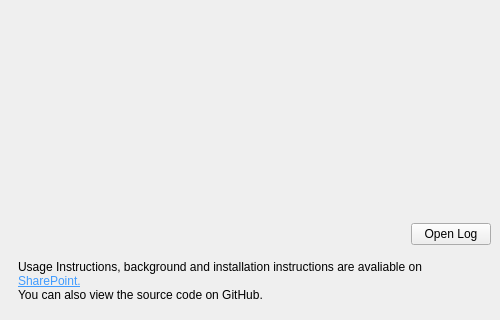
The window that designer/mainwindow.ui (hoc-ppu/fawcett) describes before a commit, drawn with Qt 5; both pictures show x 0 to 500 and y 180 to 500 of the 500 by 500 pixel window.
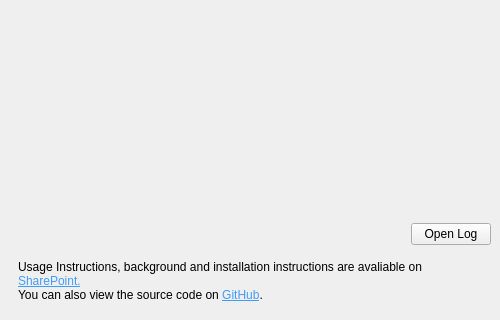
The same window after the commit.

Commit message: Add GitHub link to UI

```diff
--- a/designer/mainwindow.ui
+++ b/designer/mainwindow.ui
@@ -139,7 +139,7 @@
        <item>
         <widget class="QLabel" name="label_2">
          <property name="text">
-          <string>&lt;html&gt;&lt;head/&gt;&lt;body&gt;&lt;p&gt;Usage Instructions, background and installation instructions are avaliable on &lt;a href=&quot;https://hopuk.sharepoint.com/:w:/r/sites/bct-ppu/_layouts/15/Doc.aspx?sourcedoc=%7B6B4ACE86-8B55-4742-A8EC-12BE078E67A2%7D&amp;amp;file=FawcettAppInstructions.docx&amp;amp;action=default&amp;amp;mobileredirect=true&quot;&gt;&lt;span style=&quot; text-decoration: underline; color:#419cff;&quot;&gt;SharePoint.&lt;/span&gt;&lt;/a&gt;&lt;br/&gt;You can also view the source code on GitHub.&lt;/p&gt;&lt;/body&gt;&lt;/html&gt;</string>
+          <string>&lt;html&gt;&lt;head/&gt;&lt;body&gt;&lt;p&gt;Usage Instructions, background and installation instructions are avaliable on &lt;a href=&quot;https://hopuk.sharepoint.com/:w:/r/sites/bct-ppu/_layouts/15/Doc.aspx?sourcedoc=%7B6B4ACE86-8B55-4742-A8EC-12BE078E67A2%7D&amp;amp;file=FawcettAppInstructions.docx&amp;amp;action=default&amp;amp;mobileredirect=true&quot;&gt;&lt;span style=&quot; text-decoration: underline; color:#419cff;&quot;&gt;SharePoint.&lt;/span&gt;&lt;/a&gt;&lt;br/&gt;You can also view the source code on &lt;a href=&quot;https://github.com/hoc-ppu/Fawcett&quot;&gt;&lt;span style=&quot; text-decoration: underline; color:#419cff;&quot;&gt;GitHub&lt;/span&gt;&lt;/a&gt;.&lt;/p&gt;&lt;/body&gt;&lt;/html&gt;</string>
          </property>
          <property name="textFormat">
           <enum>Qt::RichText</enum>
```
The commit also changes 1 other file.
